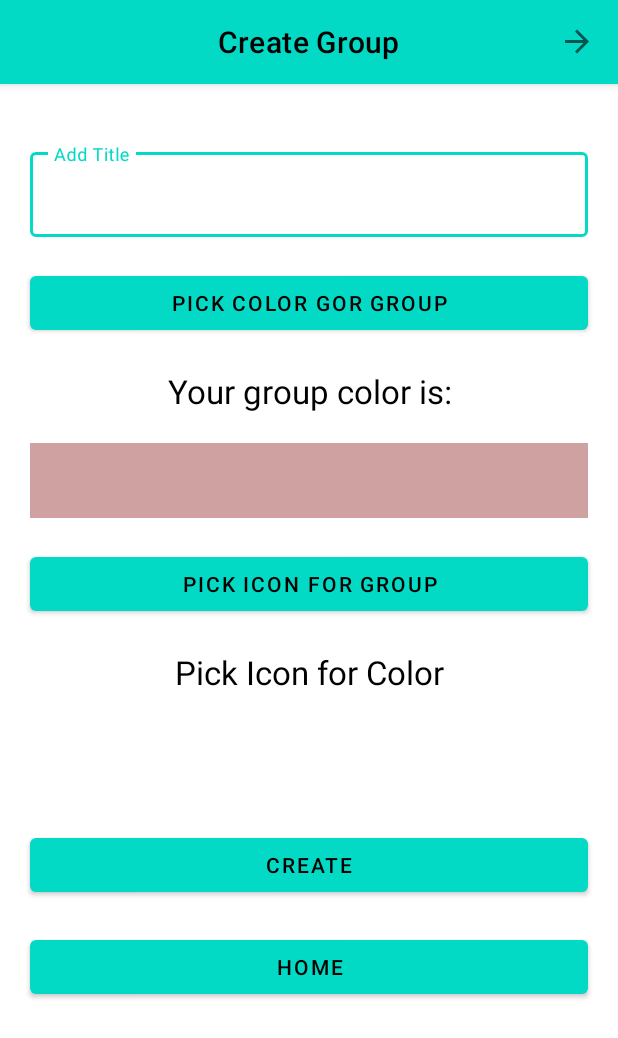
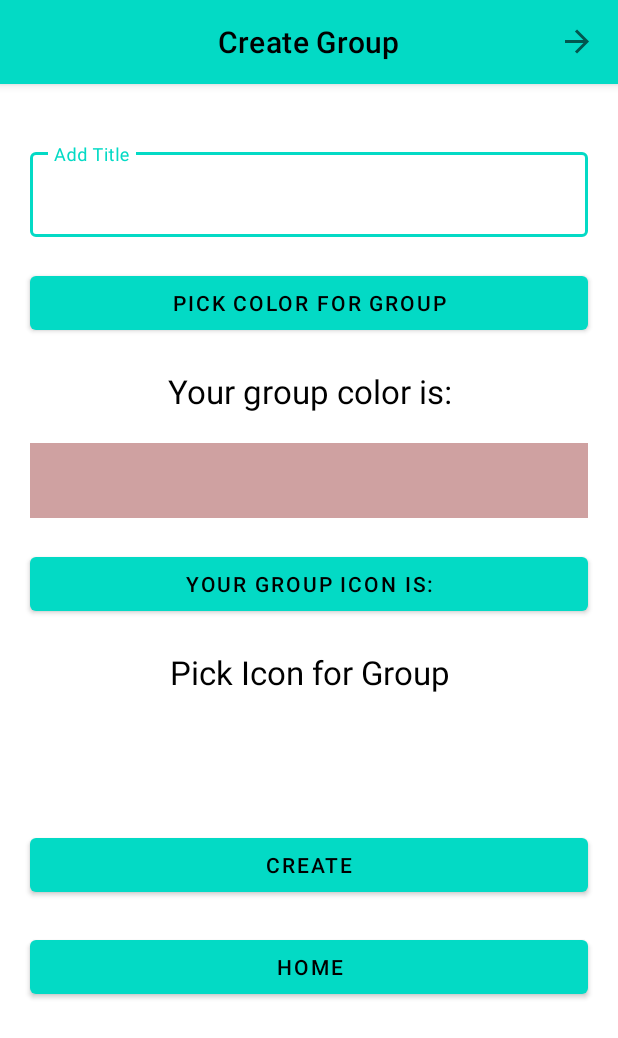
Before and after one commit to gunishkatar/StreamlineLife, an Android app: the CreateGroupFragment screen opened through its navigation route, on a phone screen of 412 x 824 dp. Shown: the top 1038 px of the screen. Run offline under Robolectric (Android 15) with nearby library versions, the phone set to English and light mode, and no system bars; our stand-ins replace navigation-ui; libraries missing offline, so code that uses them is left out: com.maltaisn.icondialog, com.maltaisn.iconpack, top.defaults.colorpicker; 5 statements that could not run were skipped.

Commit message:
fix color in the dark mode and light mode

```diff
--- a/app/src/main/java/com/example/streamlinelife/CreateGroupFragment.kt
+++ b/app/src/main/java/com/example/streamlinelife/CreateGroupFragment.kt
@@ -87,7 +87,9 @@ class CreateGroupFragment : Fragment(), IconDialog.Callback{
                 .enableBrightness(true)
                 .enableAlpha(true)
                 .okTitle("Choose Any Color")
-                .cancelTitle("Cancel").showIndicator(true)
+                .cancelTitle("Cancel")
+                .onlyUpdateOnTouchEventUp(true)
+                .showIndicator(true)
                 .showValue(true)
                 .build()
                 .show(this.requireView(), object: ColorPickerPopup.ColorPickerObserver(){
@@ -98,13 +100,12 @@ class CreateGroupFragment : Fragment(), IconDialog.Callback{
                 })
         }
 
+        // icon loader
         val loader = IconPackLoader(requireContext())
         val iconPack = createDefaultIconPack(loader)
         iconPack.loadDrawables(loader.drawableLoader)
         this.iconPack = iconPack
-
         val pickingicons = view.findViewById<Button>(R.id.pickingicons)
-
         //getting the icon dialog
         val iconDialog = activity?.supportFragmentManager?.findFragmentByTag("icon-dialog") as IconDialog?
             ?: IconDialog.newInstance(IconDialogSettings())
--- a/app/src/main/java/com/example/streamlinelife/CustomAdapterReminder.kt
+++ b/app/src/main/java/com/example/streamlinelife/CustomAdapterReminder.kt
@@ -59,6 +59,7 @@ class CustomAdapterReminder(
         deletebutton.setOnClickListener {
             alertfunction(view, saveIDsForDelete)
         }
+
         return view
     }
 
--- /dev/null
+++ b/app/src/main/res/drawable/ic_baseline_delete_sweep_24.xml
@@ -0,0 +1,5 @@
+<vector android:height="24dp" android:tint="#000729"
+    android:viewportHeight="24" android:viewportWidth="24"
+    android:width="24dp" xmlns:android="http://schemas.android.com/apk/res/android">
+    <path android:fillColor="@android:color/white" android:pathData="M15,16h4v2h-4zM15,8h7v2h-7zM15,12h6v2h-6zM3,18c0,1.1 0.9,2 2,2h6c1.1,0 2,-0.9 2,-2L13,8L3,8v10zM14,5h-3l-1,-1L6,4L5,5L2,5v2h12z"/>
+</vector>
--- a/app/src/main/res/layout/dropdown_item.xml
+++ b/app/src/main/res/layout/dropdown_item.xml
@@ -5,5 +5,6 @@
     android:layout_width="match_parent"
     android:textStyle="bold"
     android:padding="14dp"
+    android:theme="@style/textcolorInDarkMode"
     android:layout_height="wrap_content"
     android:text="TextView" />
--- a/app/src/main/res/layout/fragment_all_reminder_page.xml
+++ b/app/src/main/res/layout/fragment_all_reminder_page.xml
@@ -48,7 +48,6 @@
         app:layout_constraintStart_toStartOf="parent"
         app:layout_constraintTop_toBottomOf="@+id/imageInAllReminderPage"
         tools:ignore="MissingConstraints">
-
         <AutoCompleteTextView
             android:id="@+id/sortbytextview"
             android:layout_width="match_parent"
--- a/app/src/main/res/layout/fragment_calender_view.xml
+++ b/app/src/main/res/layout/fragment_calender_view.xml
@@ -19,6 +19,7 @@
         android:layout_marginStart="100dp"
         android:layout_marginEnd="100dp"
         android:text="@string/Reminders"
+        android:theme="@style/textcolorInDarkMode"
         android:textSize="24sp"
         app:layout_constraintEnd_toEndOf="parent"
         app:layout_constraintStart_toStartOf="parent"
--- a/app/src/main/res/layout/fragment_create_group.xml
+++ b/app/src/main/res/layout/fragment_create_group.xml
@@ -50,6 +50,7 @@
             android:layout_marginTop="20dp"
             android:layout_marginStart="20dp"
             android:layout_marginEnd="20dp"
+            android:theme="@style/textcolorInDarkMode"
             android:text="@string/your_group_color_is"
             android:textAlignment="center"
             android:textSize="22sp" />
@@ -71,7 +72,7 @@
             android:layout_marginTop="20dp"
             android:layout_marginStart="20dp"
             android:layout_marginEnd="20dp"
-            android:text="@string/pick_icon_for_group" />
+            android:text="@string/your_group_icon_is" />
 
         <TextView
             android:layout_width="match_parent"
@@ -79,7 +80,8 @@
             android:layout_marginTop="20dp"
             android:layout_marginStart="20dp"
             android:layout_marginEnd="20dp"
-            android:text="@string/pick_icon_for_color"
+            android:theme="@style/textcolorInDarkMode"
+            android:text="@string/pick_icon_for_group"
             android:textAlignment="center"
             android:textSize="22sp" />
 
@@ -90,6 +92,7 @@
             android:layout_height="50dp"
             android:layout_marginTop="20dp"
             android:layout_marginStart="20dp"
+            android:background="@color/white"
             android:layout_marginEnd="20dp" />
 
         <Button
--- a/app/src/main/res/layout/fragment_home_page.xml
+++ b/app/src/main/res/layout/fragment_home_page.xml
@@ -83,6 +83,7 @@
         android:layout_marginTop="25dp"
         android:text="@string/groups"
         android:textSize="24sp"
+        android:theme="@style/textcolorInDarkMode"
         app:layout_constraintStart_toStartOf="parent"
         app:layout_constraintTop_toBottomOf="@+id/deadlineReminderInHomePage"
         tools:ignore="MissingConstraints" />
--- a/app/src/main/res/layout/fragment_setting_page.xml
+++ b/app/src/main/res/layout/fragment_setting_page.xml
@@ -32,6 +32,7 @@
                 android:layout_marginStart="10dp"
                 android:layout_marginTop="22dp"
                 android:padding="8dp"
+                android:theme="@style/textcolorInDarkMode"
                 android:text="@string/notification"
                 android:textSize="23sp" />
 
@@ -40,6 +41,7 @@
                 android:layout_height="wrap_content"
                 android:layout_marginStart="10dp"
                 android:layout_marginTop="45dp"
+                android:theme="@style/textcolorInDarkMode"
                 android:padding="8dp"
                 android:text="@string/sound"
                 android:textSize="23sp" />
@@ -49,6 +51,7 @@
                 android:layout_height="wrap_content"
                 android:layout_marginStart="10dp"
                 android:layout_marginTop="45dp"
+                android:theme="@style/textcolorInDarkMode"
                 android:padding="8dp"
                 android:text="@string/dark_mode"
                 android:textSize="23sp" />
@@ -56,6 +59,7 @@
             <TextView
                 android:layout_width="wrap_content"
                 android:layout_height="wrap_content"
+                android:theme="@style/textcolorInDarkMode"
                 android:layout_marginStart="10dp"
                 android:layout_marginTop="45dp"
                 android:text="@string/hide_calender_view"
@@ -118,6 +122,7 @@
             android:layout_width="wrap_content"
             android:layout_height="wrap_content"
             android:padding="10dp"
+            android:theme="@style/textcolorInDarkMode"
             android:text="@string/feedback"
             android:textAlignment="center"
             android:textSize="18sp" />
--- a/app/src/main/res/layout/showgroupswithlogocolorandcountreminders.xml
+++ b/app/src/main/res/layout/showgroupswithlogocolorandcountreminders.xml
@@ -23,6 +23,7 @@
         android:layout_marginEnd="10dp"
         android:layout_marginTop="10dp"
         android:layout_marginBottom="10dp"
+        android:theme="@style/textcolorInDarkMode"
         android:textSize="20sp" />
 
     <LinearLayout
@@ -50,6 +51,7 @@
             android:layout_marginEnd="10dp"
             android:layout_marginTop="10dp"
             android:layout_marginBottom="10dp"
+            android:theme="@style/textcolorInDarkMode"
             android:textSize="28sp" />
     </LinearLayout>
 </LinearLayout>
--- a/app/src/main/res/layout/showreminderlistview.xml
+++ b/app/src/main/res/layout/showreminderlistview.xml
@@ -14,6 +14,7 @@ S. Naveed, “Listing activity using ListView in Android studio - kotlin,” Han
         android:layout_height="wrap_content"
         android:layout_marginTop="10dp"
         android:layout_marginBottom="10dp"
+        android:theme="@style/textcolorInDarkMode"
         android:textSize="18sp" />
 
     <LinearLayout
--- a/app/src/main/res/layout/sortbydropdown.xml
+++ b/app/src/main/res/layout/sortbydropdown.xml
@@ -8,4 +8,5 @@
     android:padding="14dp"
     android:textStyle="bold"
     android:text="@string/sort_by"
+    android:theme="@style/textcolorInDarkMode"
     tools:ignore="MissingConstraints" />
--- a/app/src/main/res/values-night/themes.xml
+++ b/app/src/main/res/values-night/themes.xml
@@ -4,16 +4,22 @@
         <!-- Primary brand color. -->
         <item name="colorPrimary">@color/teal_200</item>
         <item name="colorPrimaryVariant">@color/black</item>
-        <item name="colorOnPrimary">@color/orange</item>
+        <item name="colorOnPrimary">@color/black</item>
         <!-- Secondary brand color. -->
         <item name="colorSecondary">@color/teal_200</item>
         <item name="colorSecondaryVariant">@color/black</item>
-        <item name="colorOnSecondary">@color/orange</item>
+        <item name="colorOnSecondary">@color/black</item>
         <!-- Status bar color. -->
         <item name="android:statusBarColor" tools:targetApi="l">?attr/colorPrimaryVariant</item>
         <!-- Customize your theme here. -->
-        <item name="android:textColor"> @color/white </item>
-        <item name="android:colorButtonNormal"> @color/orange </item>
+        <item name="android:textColor"> @color/black </item>
+    </style>
+
+    <!--
+        “Styles and themes &nbsp;: &nbsp; Android developers,” Android Developers. [Online]. Available: https://developer.android.com/guide/topics/ui/look-and-feel/themes. [Accessed: 30-Mar-2022].
+    -->
+    <style name="textcolorInDarkMode">
+        <item name="android:textColor"> @color/white</item>
     </style>
 
     <!--
--- a/app/src/main/res/values/colors.xml
+++ b/app/src/main/res/values/colors.xml
@@ -3,7 +3,6 @@
     <color name="purple_200">#FFBB86FC</color>
     <color name="purple_500">#FF6200EE</color>
     <color name="purple_700">#FF3700B3</color>
-    <color name="orange">#052270</color>
     <color name="teal_200">#FF03DAC5</color>
     <color name="teal_700">#FF018786</color>
     <color name="black">#FF000000</color>
--- a/app/src/main/res/values/strings.xml
+++ b/app/src/main/res/values/strings.xml
@@ -41,10 +41,10 @@
     <string name="hide_calender_view">Hide Calender View</string>
     <string name="submit">Submit</string>
     <string name="feedback">FeedBack\nMakes App More Nice</string>
-    <string name="pick_color_gor_group">Pick Color gor group</string>
+    <string name="pick_color_gor_group">Pick Color for group</string>
     <string name="your_group_color_is">Your group color is:</string>
     <string name="pick_icon_for_group">Pick Icon for Group</string>
-    <string name="pick_icon_for_color">Pick Icon for Color</string>
+    <string name="your_group_icon_is">Your group icon is:</string>
     <string name="back">back</string>
     <string name="Reminders">Reminders</string>
     <string name="reminder_image">Reminder Image</string>
```
Also changed, not shown: app/src/main/java/com/example/streamlinelife/DBSupport.kt (+47 -47 lines).
